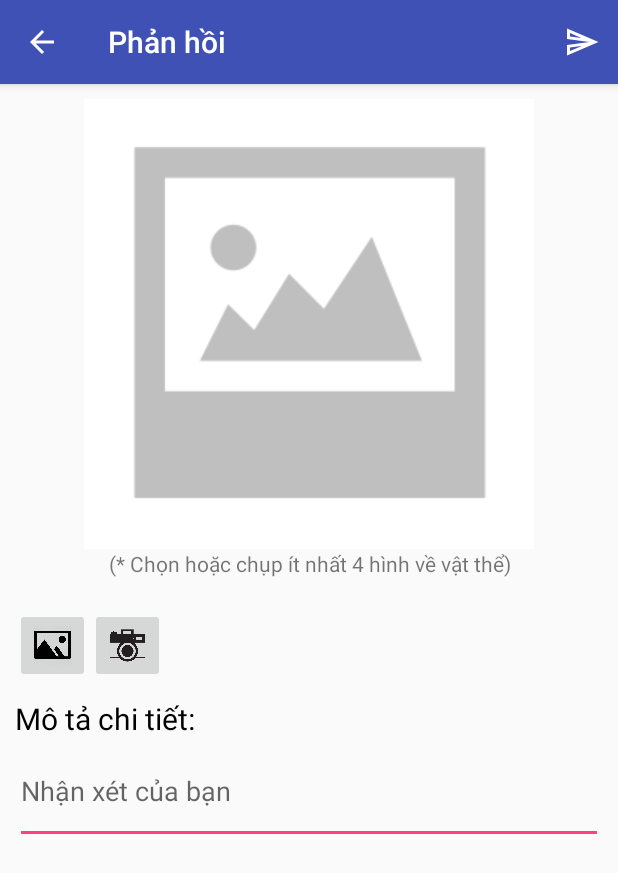
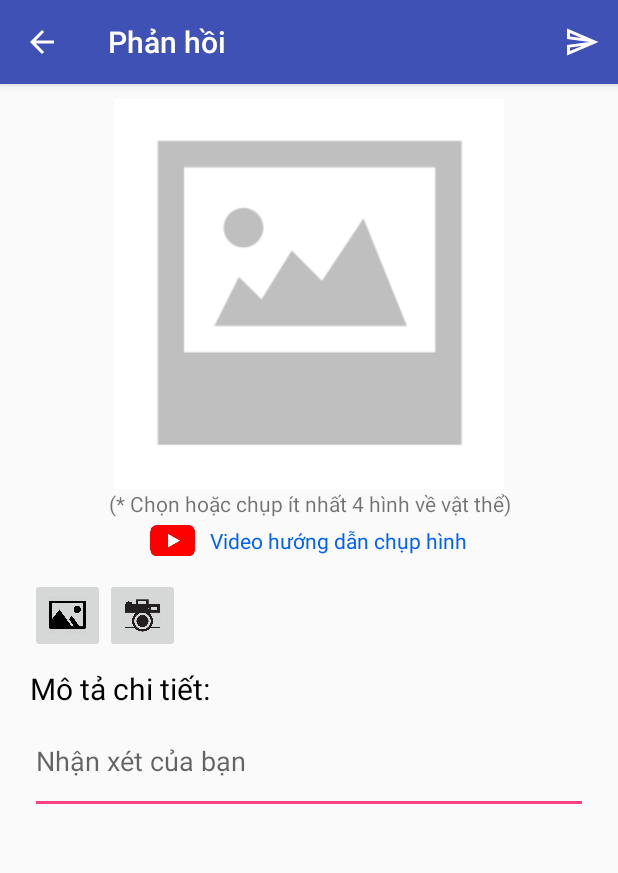
Before and after one commit to licod1997/safety-observation-client, an Android app: the SendFeedbackActivity screen opened directly, with no data from a screen before it, on a phone screen of 412 x 824 dp. Shown: the top 873 px of the screen. Run offline under Robolectric (Android 15) with nearby library versions, the phone set to English and light mode, and no system bars; our stand-ins replace Picasso; libraries missing offline, so code that uses them is left out: pl.aprilapps.easyphotopicker; pictures from the network do not load.

Commit message:
[Nhat Anh]  add video link

```diff
--- a/app/src/main/java/vn/edu/fpt/SendFeedbackActivity.java
+++ b/app/src/main/java/vn/edu/fpt/SendFeedbackActivity.java
@@ -1,8 +1,10 @@
 package vn.edu.fpt;
 
 import android.app.ProgressDialog;
+import android.content.ActivityNotFoundException;
 import android.content.Intent;
 import android.graphics.BitmapFactory;
+import android.net.Uri;
 import android.support.v7.app.ActionBar;
 import android.support.v7.app.AppCompatActivity;
 import android.os.Bundle;
@@ -43,12 +45,12 @@ public class SendFeedbackActivity extends AppCompatActivity implements View.OnCl
 
 
     private ImageButton imgButtonChoosePhoto, imgButtonCamera;
-    private LinearLayout lnLayoutImageView;
+    private LinearLayout lnLayoutImageView,layoutVideoTutorial ;
 
     private EditText edtFeedbackDescription;
     private ImagesAdapter imagesAdapter;
     protected RecyclerView recyclerView;
-    private ImageView imageLorem;
+    private ImageView imageLorem, imageVideoTutorial;
 
 
     ProgressDialog pd ;
@@ -70,6 +72,8 @@ public class SendFeedbackActivity extends AppCompatActivity implements View.OnCl
           edtFeedbackDescription = findViewById(R.id.edtFeedbackDescription);
         recyclerView = findViewById(R.id.recycler_view);
         imageLorem = findViewById(R.id.image_lorem);
+        layoutVideoTutorial =findViewById(R.id.layout_video_tutorial);
+
 
 
 
@@ -81,7 +85,7 @@ public class SendFeedbackActivity extends AppCompatActivity implements View.OnCl
 
        imgButtonChoosePhoto.setOnClickListener(this);
        imgButtonCamera.setOnClickListener(this);
-
+        layoutVideoTutorial.setOnClickListener(this);
         toolbar();
 
 
@@ -103,6 +107,9 @@ public class SendFeedbackActivity extends AppCompatActivity implements View.OnCl
                 EasyImage.openCamera(SendFeedbackActivity.this,0);
                 imageLorem.setVisibility(View.GONE);
                 recyclerView.setVisibility(View.VISIBLE);
+                break;
+            case R.id.layout_video_tutorial:
+                watchYoutubeVideo("E06kgYBftak");
                 break;
         }
     }
@@ -281,4 +288,15 @@ public class SendFeedbackActivity extends AppCompatActivity implements View.OnCl
 
         return super.onOptionsItemSelected(item);
     }
+
+    private   void watchYoutubeVideo(String id) {
+        Intent appIntent = new Intent(Intent.ACTION_VIEW, Uri.parse("vnd.youtube:" + id));
+        Intent webIntent = new Intent(Intent.ACTION_VIEW,
+                Uri.parse("http://www.youtube.com/watch?v=" + id));
+        try {
+            startActivity(appIntent);
+        } catch (ActivityNotFoundException ex) {
+            startActivity(webIntent);
+        }
+    }
 }
--- a/app/src/main/res/layout/activity_send_feedback.xml
+++ b/app/src/main/res/layout/activity_send_feedback.xml
@@ -27,8 +27,8 @@
         />
         <ImageView
                 android:id="@+id/image_lorem"
-                android:layout_width="300dp"
-                android:layout_height="300dp"
+                android:layout_width="260dp"
+                android:layout_height="260dp"
                 android:src="@drawable/no_image_icon"
                 android:layout_gravity="center"
 
@@ -39,8 +39,27 @@
                 android:text="(* Chọn hoặc chụp ít nhất 4 hình về vật thể)"
                 android:gravity="center"
         />
-    </LinearLayout>
+        <LinearLayout
+                android:layout_width="wrap_content"
+                android:layout_height="wrap_content"
+                android:orientation="horizontal"
+        android:gravity="center"
+        android:layout_gravity="center"
+        android:id="@+id/layout_video_tutorial">
+            <ImageView android:layout_width="30dp" android:layout_height="30dp"
+                       android:src="@drawable/youtube_icon" android:layout_gravity="center"
 
+            />
+            <TextView
+                    android:layout_width="match_parent"
+                    android:layout_height="wrap_content"
+                    android:text="Video hướng dẫn chụp hình"
+                    android:gravity="center"
+                    android:layout_marginLeft="10dp"
+                    android:textColor="#0061ff"
+            />
+
+        </LinearLayout>
 
     <LinearLayout
             android:layout_width="match_parent"
@@ -87,3 +106,4 @@
 
 
 </LinearLayout>
+</LinearLayout>
```
Also changed, not shown: app/src/main/res/drawable/youtube_icon.jpg (added).
